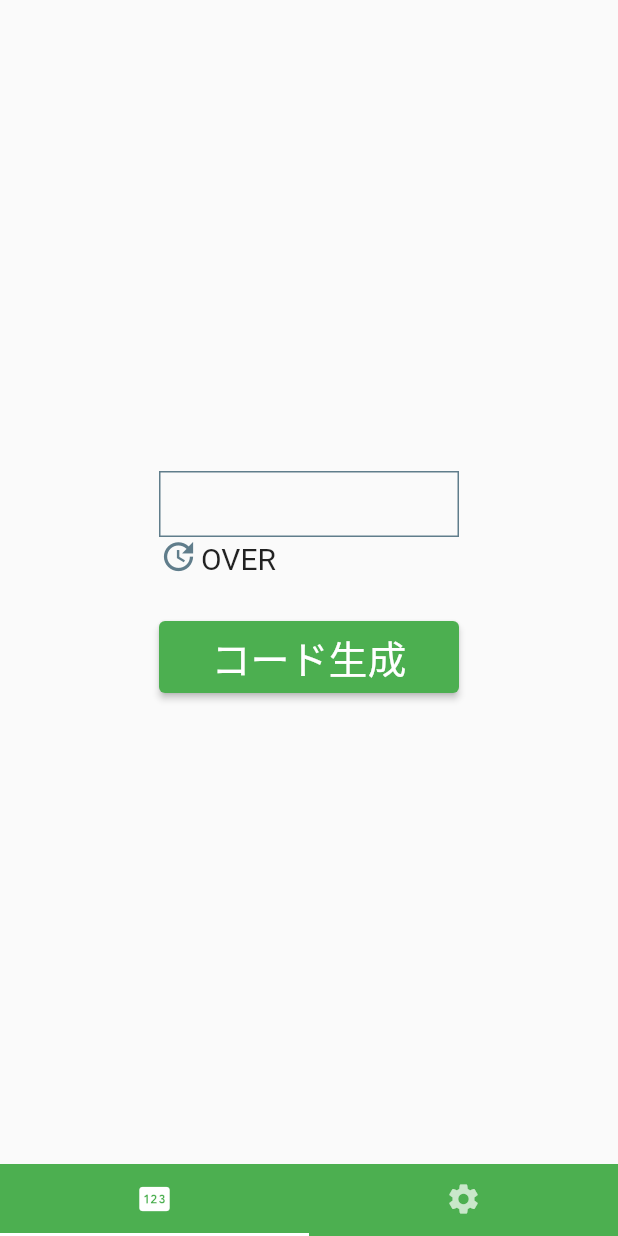
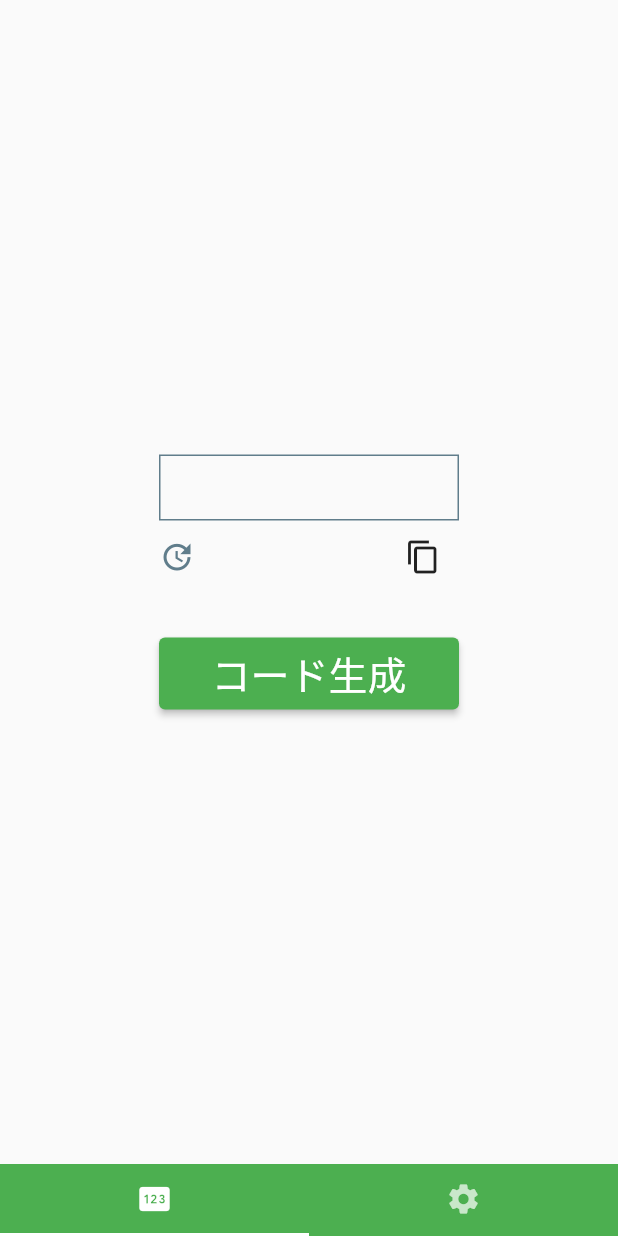
Before and after one commit to kuma0223/TotpGenerator, a Flutter app: the screen it shows after launch, on a phone screen of 412 x 824 dp. Run offline on Flutter 3.47's test engine with Material 2 defaults, Android fonts, the phone set to English and light mode, and no system bars; our stand-ins replace shared_preferences.

Commit message:
Add: クリップボードにコピーするボタン追加
Fix: 以下合わせて修正
カウントに合わせて表示がガタつくのを調整
カウントの更新を500msから100msへ変更

```diff
--- a/lib/generate_view.dart
+++ b/lib/generate_view.dart
@@ -2,6 +2,7 @@ import 'dart:async';
 import 'dart:math';
 
 import 'package:flutter/material.dart';
+import 'package:flutter/services.dart';
 import 'package:totp_generator/classes/setting.dart';
 import 'package:totp_generator/classes/totp.dart';
 
@@ -21,7 +22,7 @@ class _GenerateViewState extends State<GenerateView>{
   @override
   void initState() {
     super.initState();
-    _timer = Timer.periodic(const Duration(milliseconds: 500), timerTick);
+    _timer = Timer.periodic(const Duration(milliseconds: 100), timerTick);
   }
 
   @override
@@ -59,6 +60,13 @@ class _GenerateViewState extends State<GenerateView>{
     });
   }
 
+  void _copyCode(){
+    if(_generatedValue == "") return;
+    Clipboard.setData(ClipboardData(text:_generatedValue));
+    const snackBar = SnackBar(content: Text('コードをコピーしました'));
+    ScaffoldMessenger.of(context).showSnackBar(snackBar);
+  }
+
   @override
   Widget build(BuildContext context) {
     return Column(
@@ -71,7 +79,13 @@ class _GenerateViewState extends State<GenerateView>{
             mainAxisAlignment: MainAxisAlignment.center,
             children: <Widget>[
               _CodeBlock(_generatedValue),
-              _TimeLimit(_limit),
+              Row(
+                children: [
+                  _TimeLimit(_limit),
+                  Expanded(child: Container()),
+                  IconButton(icon: const Icon(Icons.content_copy), onPressed: _copyCode),
+                ],
+              ),
               const SizedBox( height: 30),
               _GenerateButton(onPressed:_generateCode),
             ],
@@ -92,7 +106,7 @@ class _GenerateButton extends StatelessWidget{
     return ElevatedButton(
       onPressed: onPressed,
       style: const ButtonStyle(
-        backgroundColor: MaterialStatePropertyAll(Colors.green)
+        //backgroundColor: MaterialStatePropertyAll(Colors.green)
       ),
       child: const Padding(
         padding: EdgeInsets.all(5),
@@ -133,9 +147,9 @@ class _TimeLimit extends StatelessWidget{
       mainAxisAlignment: MainAxisAlignment.start,
       crossAxisAlignment: CrossAxisAlignment.end,
       children: [
-        const Icon(Icons.update, color: Colors.blueGrey, size: 26),
+        const Icon(Icons.update, color: Colors.blueGrey),
         const SizedBox(width: 2),
-        Text(limit>0 ? "${limit}s" : "OVER", textAlign: TextAlign.right, style: const TextStyle(fontSize: 20)),
+        Text(limit>0 ? "$limit" : "", textAlign: TextAlign.right, style: const TextStyle(fontSize: 20)),
       ],
     );
   }
```
